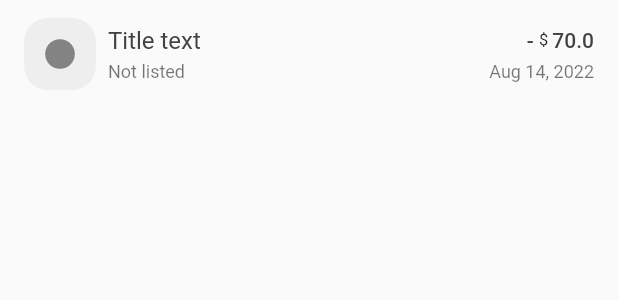
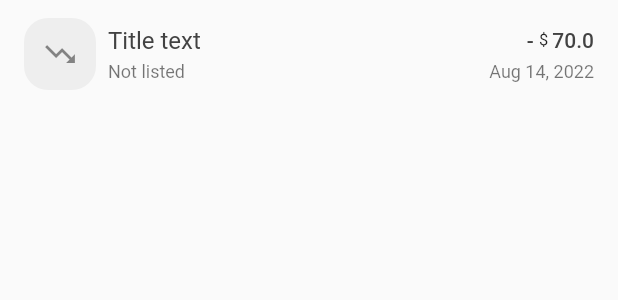
Before and after one commit to hasansujon786/waleti, a Flutter app: the TransactionListItem widget shown alone on an empty page, opened directly with sample values from the repository, on a phone screen of 412 x 824 dp. Shown: the top 300 px of the screen. Run offline on Flutter 3.47's test engine with Material 2 defaults, Android fonts, the phone set to English and light mode, and no system bars; our stand-ins replace cloud_firestore, firebase_auth, firebase_core, fl_chart, flutter_riverpod, google_sign_in and 2 more; accounts and stored records are empty; network calls fail; Roboto replaces fonts that are missing (rubik).

Commit message:
feat(ui): add icon to list_item

```diff
--- a/lib/pages/home/widgets/transaction_list_item.dart
+++ b/lib/pages/home/widgets/transaction_list_item.dart
@@ -63,6 +63,8 @@ class TransactionListItem extends StatelessWidget {
           fontWeight: FontWeight.w500,
           color: Palette.textLight,
         );
+    final isExpanse =  transaction.type == MyTransactionDataType.expanse;
+    final defaultIcon = isExpanse ? Icons.trending_down : Icons.trending_up;
     return Container(
       height: 48,
       width: 48,
@@ -70,9 +72,7 @@ class TransactionListItem extends StatelessWidget {
         borderRadius: const BorderRadius.all(Radius.circular(16)),
         color: Colors.grey.shade200,
       ),
-      child: Center(
-        child: Icon(transaction.category?.icon ?? Icons.circle),
-      ),
+      child: Center(child: Icon(transaction.category?.icon ?? defaultIcon)),
       // child: Center(
       //   child: Column(
       //     mainAxisSize: MainAxisSize.min,
```
Also changed, not shown: lib/pages/home/widgets/sliver_header.dart (+6 -9 lines).
